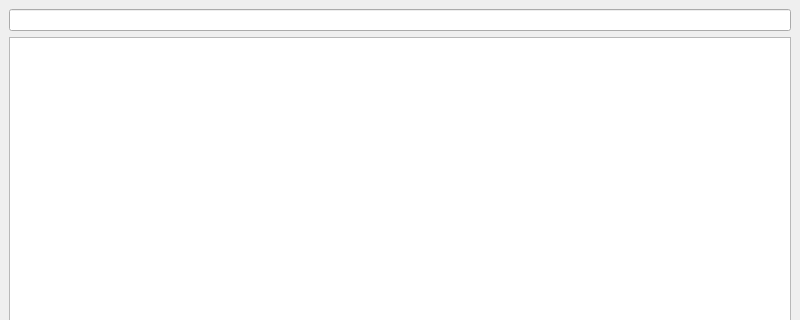
Qt form archive-manager/webdownload.ui (hgroover/uni-gui-tools) before a commit; both pictures show x 0 to 800 and y 0 to 320 of the 800 by 600 pixel window.
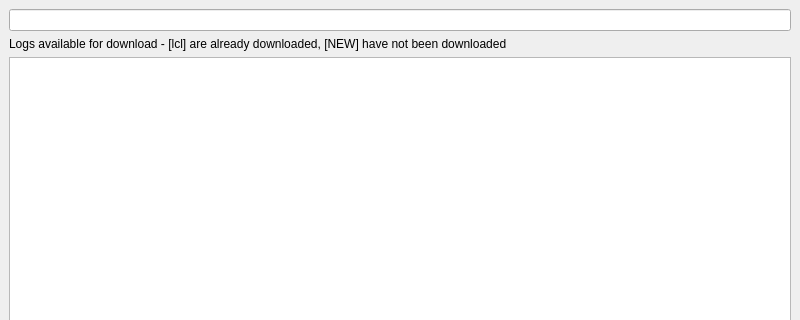
The same form after that commit.

Commit message: Force download list to a single column

```diff
--- a/archive-manager/webdownload.ui
+++ b/archive-manager/webdownload.ui
@@ -25,6 +25,13 @@
       </property>
      </widget>
     </item>
+    <item>
+     <widget class="QLabel" name="label">
+      <property name="text">
+       <string>Logs available for download - [lcl] are already downloaded, [NEW] have not been downloaded</string>
+      </property>
+     </widget>
+    </item>
     <item>
      <widget class="QListWidget" name="lstFiles">
       <property name="selectionMode">
@@ -33,6 +40,12 @@
       <property name="selectionBehavior">
        <enum>QAbstractItemView::SelectRows</enum>
       </property>
+      <property name="flow">
+       <enum>QListView::LeftToRight</enum>
+      </property>
+      <property name="isWrapping" stdset="0">
+       <bool>true</bool>
+      </property>
       <property name="viewMode">
        <enum>QListView::IconMode</enum>
       </property>
```
The commit also changes 2 other files.
